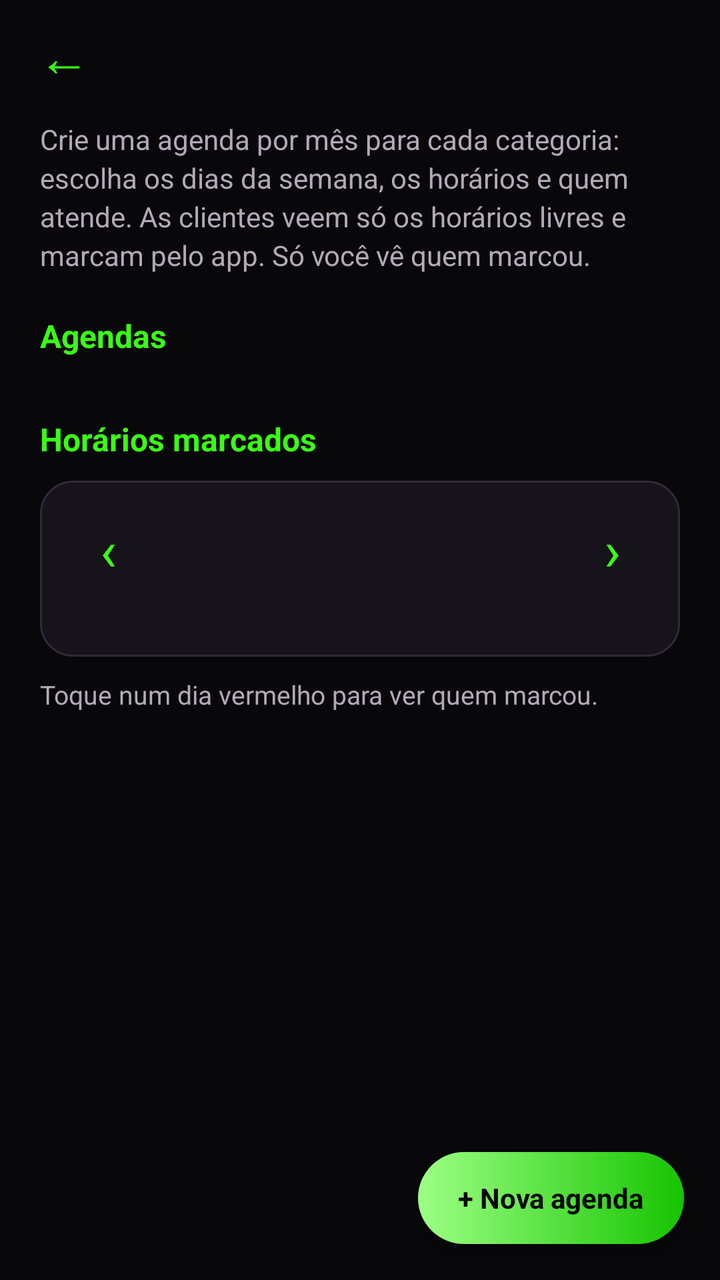
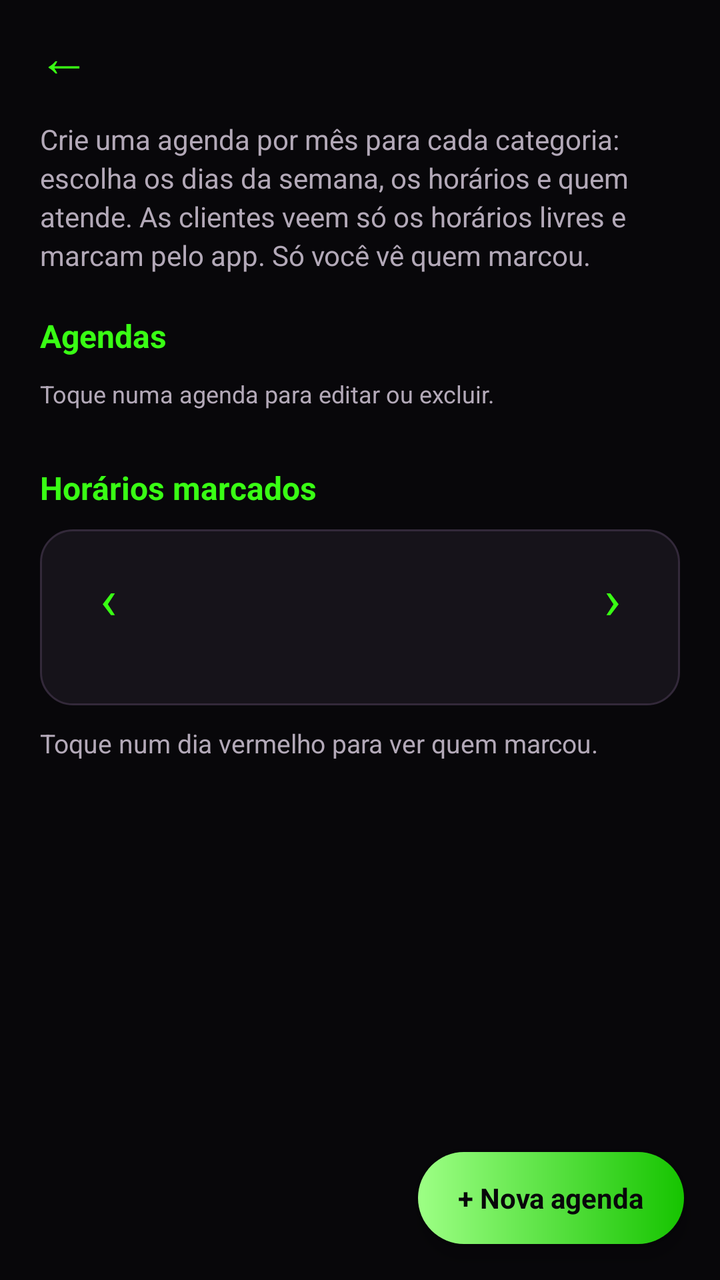

The first picture is an Android layout as it rendered before a commit; the second is the same layout after the commit. The layout source and the unified diff follow.
<!-- AndroidManifest.xml: activity theme Theme.Manicure.Profissional -->
<!-- res/layout/activity_agenda_profissional.xml -->
<?xml version="1.0" encoding="utf-8"?>
<FrameLayout xmlns:android="http://schemas.android.com/apk/res/android"
    android:layout_width="match_parent"
    android:layout_height="match_parent"
    android:background="@color/fundo">

    <LinearLayout
        android:layout_width="match_parent"
        android:layout_height="match_parent"
        android:orientation="vertical">

        <include
            android:id="@+id/topo"
            layout="@layout/include_topo" />

        <androidx.core.widget.NestedScrollView
            android:id="@+id/scroll"
            android:layout_width="match_parent"
            android:layout_height="0dp"
            android:layout_weight="1">

            
            <LinearLayout
                android:layout_width="match_parent"
                android:layout_height="wrap_content"
                android:orientation="vertical"
                android:paddingStart="20dp"
                android:paddingTop="4dp"
                android:paddingEnd="20dp"
                android:paddingBottom="90dp">

                <TextView
                    style="@style/TextoCorpo"
                    android:text="@string/agenda_explicacao" />

                <TextView
                    style="@style/TituloSecao"
                    android:text="@string/agenda_minhas" />

                <TextView
                    android:id="@+id/tvSemAgendas"
                    style="@style/TextoCorpo"
                    android:text="@string/agenda_sem_agendas"
                    android:visibility="gone" />

                <androidx.recyclerview.widget.RecyclerView
                    android:id="@+id/rvAgendas"
                    android:layout_width="match_parent"
                    android:layout_height="wrap_content" />

                <TextView
                    style="@style/TituloSecao"
                    android:text="@string/agenda_marcados" />

                
                <LinearLayout
                    android:layout_width="match_parent"
                    android:layout_height="wrap_content"
                    android:background="@drawable/bg_cartao"
                    android:orientation="vertical"
                    android:padding="12dp">

                    <LinearLayout
                        android:layout_width="match_parent"
                        android:layout_height="wrap_content"
                        android:gravity="center_vertical"
                        android:orientation="horizontal">

                        <TextView
                            android:id="@+id/btnMesAnterior"
                            android:layout_width="44dp"
                            android:layout_height="44dp"
                            android:background="?attr/selectableItemBackgroundBorderless"
                            android:contentDescription="@string/agenda_mes_anterior"
                            android:gravity="center"
                            android:text="‹"
                            android:textColor="?attr/corDestaque"
                            android:textSize="28sp" />

                        <TextView
                            android:id="@+id/tvMes"
                            android:layout_width="0dp"
                            android:layout_height="wrap_content"
                            android:layout_weight="1"
                            android:gravity="center"
                            android:textColor="@color/texto"
                            android:textSize="17sp"
                            android:textStyle="bold" />

                        <TextView
                            android:id="@+id/btnMesSeguinte"
                            android:layout_width="44dp"
                            android:layout_height="44dp"
                            android:background="?attr/selectableItemBackgroundBorderless"
                            android:contentDescription="@string/agenda_mes_seguinte"
                            android:gravity="center"
                            android:text="›"
                            android:textColor="?attr/corDestaque"
                            android:textSize="28sp" />
                    </LinearLayout>

                    <LinearLayout
                        android:id="@+id/linhaSemana"
                        android:layout_width="match_parent"
                        android:layout_height="wrap_content"
                        android:layout_marginTop="6dp"
                        android:orientation="horizontal" />

                    <androidx.recyclerview.widget.RecyclerView
                        android:id="@+id/rvCalendario"
                        android:layout_width="match_parent"
                        android:layout_height="wrap_content"
                        android:layout_marginTop="4dp" />

                    
                    <LinearLayout
                        android:id="@+id/legenda"
                        android:layout_width="match_parent"
                        android:layout_height="wrap_content"
                        android:layout_marginTop="10dp"
                        android:gravity="center"
                        android:orientation="horizontal" />
                </LinearLayout>

                <TextView
                    android:id="@+id/tvSemAgendamentos"
                    style="@style/TextoCorpo"
                    android:layout_marginTop="10dp"
                    android:text="@string/agenda_sem_marcados"
                    android:textSize="13sp"
                    android:visibility="gone" />

                <TextView
                    android:id="@+id/tvDicaCalendario"
                    style="@style/TextoCorpo"
                    android:layout_marginTop="10dp"
                    android:text="@string/agenda_calendario_dica"
                    android:textSize="13sp" />

                
                <TextView
                    android:id="@+id/tvDiaSelecionado"
                    style="@style/TituloSecao"
                    android:layout_marginTop="16dp"
                    android:visibility="gone" />

                <TextView
                    android:id="@+id/tvDiaSemMarcados"
                    style="@style/TextoCorpo"
                    android:text="@string/agenda_dia_sem_marcados"
                    android:visibility="gone" />

                <androidx.recyclerview.widget.RecyclerView
                    android:id="@+id/rvAgendamentos"
                    android:layout_width="match_parent"
                    android:layout_height="wrap_content" />
            </LinearLayout>
        </androidx.core.widget.NestedScrollView>
    </LinearLayout>

    <TextView
        android:id="@+id/btnNovaAgenda"
        android:layout_width="wrap_content"
        android:layout_height="46dp"
        android:layout_gravity="bottom|end"
        android:layout_margin="18dp"
        android:background="@drawable/bg_botao_flutuante"
        android:clickable="true"
        android:elevation="6dp"
        android:focusable="true"
        android:foreground="?attr/selectableItemBackground"
        android:gravity="center"
        android:paddingStart="20dp"
        android:paddingEnd="20dp"
        android:text="@string/agenda_nova_curto"
        android:textColor="?attr/corTextoBotao"
        android:textSize="14sp"
        android:textStyle="bold" />

    <ProgressBar
        android:id="@+id/progressBar"
        android:layout_width="36dp"
        android:layout_height="36dp"
        android:layout_gravity="center"
        android:indeterminateTint="?attr/corDestaque"
        android:visibility="gone" />
</FrameLayout>
<!-- res/layout/include_topo.xml (included above) -->
<?xml version="1.0" encoding="utf-8"?>
<LinearLayout xmlns:android="http://schemas.android.com/apk/res/android"
    android:layout_width="match_parent"
    android:layout_height="56dp"
    android:gravity="center_vertical"
    android:orientation="horizontal"
    android:paddingStart="8dp"
    android:paddingEnd="16dp">

    <TextView
        android:id="@+id/btnVoltar"
        android:layout_width="48dp"
        android:layout_height="48dp"
        android:background="?attr/selectableItemBackgroundBorderless"
        android:contentDescription="@string/voltar"
        android:gravity="center"
        android:text="←"
        android:textColor="?attr/corDestaque"
        android:textSize="26sp" />

    <TextView
        android:id="@+id/tvTitulo"
        android:layout_width="0dp"
        android:layout_height="wrap_content"
        android:layout_marginStart="4dp"
        android:layout_weight="1"
        android:textColor="@color/texto"
        android:textSize="19sp"
        android:textStyle="bold" />
</LinearLayout>
<!-- resources referenced by this layout -->
<resources>
  <color name="fundo">#08070A</color>
  <color name="texto">#FFFFFF</color>
  <!-- drawable bg_botao_flutuante (drawable) -->
  <?xml version="1.0" encoding="utf-8"?>
  <shape xmlns:android="http://schemas.android.com/apk/res/android" android:shape="rectangle">
      <gradient android:angle="0" android:startColor="?attr/corDestaqueClaro" android:endColor="?attr/corDestaqueEscuro" />
      <corners android:radius="50dp" />
  </shape>
  <!-- drawable bg_cartao (drawable) -->
  <?xml version="1.0" encoding="utf-8"?>
  <shape xmlns:android="http://schemas.android.com/apk/res/android" android:shape="rectangle">
      <solid android:color="@color/superficie" />
      <stroke android:width="1dp" android:color="@color/borda" />
      <corners android:radius="16dp" />
  </shape>
  <string name="agenda_calendario_dica">Toque num dia vermelho para ver quem marcou.</string>
  <string name="agenda_dia_sem_marcados">Nenhum horário marcado neste dia.</string>
  <string name="agenda_explicacao">Crie uma agenda por mês para cada categoria: escolha os dias da semana, os horários e quem atende. As clientes veem só os horários livres e marcam pelo app. Só você vê quem marcou.</string>
  <string name="agenda_marcados">Horários marcados</string>
  <string name="agenda_mes_anterior">Mês anterior</string>
  <string name="agenda_mes_seguinte">Próximo mês</string>
  <string name="agenda_minhas">Agendas</string>
  <string name="agenda_nova_curto">+ Nova agenda</string>
  <string name="agenda_sem_agendas">Nenhuma agenda ainda.</string>
  <string name="agenda_sem_marcados">Nenhum horário marcado ainda.</string>
  <string name="voltar">Voltar</string>
  <style name="TextoCorpo">
          <item name="android:layout_width">match_parent</item>
          <item name="android:layout_height">wrap_content</item>
          <item name="android:textColor">@color/texto_secundario</item>
          <item name="android:textSize">14sp</item>
          <item name="android:lineSpacingExtra">3dp</item>
      </style>
  <style name="TituloSecao">
          <item name="android:layout_width">match_parent</item>
          <item name="android:layout_height">wrap_content</item>
          <item name="android:layout_marginTop">20dp</item>
          <item name="android:layout_marginBottom">10dp</item>
          <item name="android:textColor">?attr/corDestaque</item>
          <item name="android:textSize">16sp</item>
          <item name="android:textStyle">bold</item>
      </style>
  <style name="Theme.Manicure.Profissional">
          <item name="corDestaque">@color/verde_neon</item>
          <item name="corDestaqueClaro">@color/verde_neon_claro</item>
          <item name="corDestaqueEscuro">@color/verde_neon_escuro</item>
          <item name="corTextoBotao">@color/preto</item>
          <item name="corBalao">#14420F</item>
          <item name="corBrilho">@color/destaque_brilho</item>
          <item name="corBrilhoFraco">@color/destaque_brilho_fraco</item>
          <item name="colorPrimary">@color/verde_neon</item>
          <item name="colorPrimaryVariant">@color/verde_neon_escuro</item>
          <item name="colorOnPrimary">@color/preto</item>
          <item name="colorSecondary">@color/verde_neon</item>
          <item name="colorSecondaryVariant">@color/verde_neon_escuro</item>
          <item name="colorOnSecondary">@color/preto</item>
      </style>
  <color name="superficie">#16131A</color>
  <color name="borda">#33293A</color>
  <color name="texto_secundario">#B3A9B8</color>
  <color name="verde_neon">#39FF14</color>
  <color name="verde_neon_claro">#9DFF85</color>
  <color name="verde_neon_escuro">#16C400</color>
  <color name="preto">#08070A</color>
  <color name="destaque_brilho">#2E39FF14</color>
  <color name="destaque_brilho_fraco">#1239FF14</color>
</resources>

<!-- the commit's change to res/layout/activity_agenda_profissional.xml (unified diff, before → after) -->
@@ -36,6 +36,12 @@
                 <TextView
                     style="@style/TituloSecao"
                     android:text="@string/agenda_minhas" />
+
+                <TextView
+                    style="@style/TextoCorpo"
+                    android:layout_marginBottom="8dp"
+                    android:text="@string/agenda_minhas_dica"
+                    android:textSize="12sp" />
 
                 <TextView
                     android:id="@+id/tvSemAgendas"
<!-- resource entries referenced after the edit -->
@@ -22,6 +22,7 @@
   <string name="agenda_mes_anterior">Mês anterior</string>
   <string name="agenda_mes_seguinte">Próximo mês</string>
   <string name="agenda_minhas">Agendas</string>
+  <string name="agenda_minhas_dica">Toque numa agenda para editar ou excluir.</string>
   <string name="agenda_nova_curto">+ Nova agenda</string>
   <string name="agenda_sem_agendas">Nenhuma agenda ainda.</string>
   <string name="agenda_sem_marcados">Nenhum horário marcado ainda.</string>
